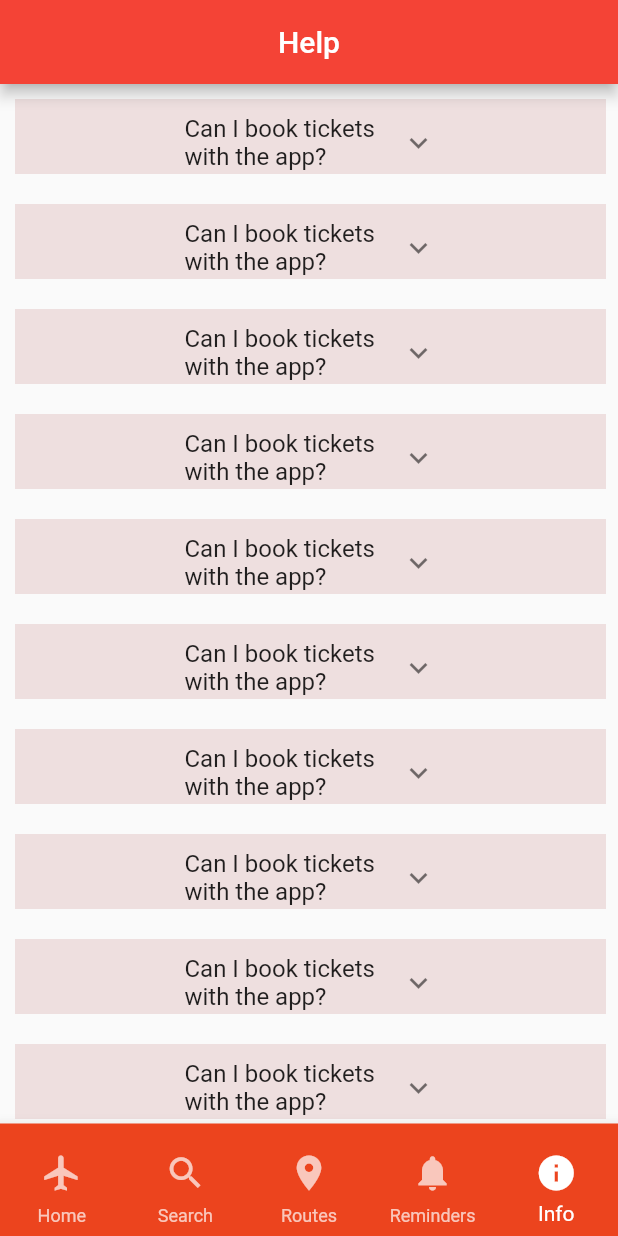
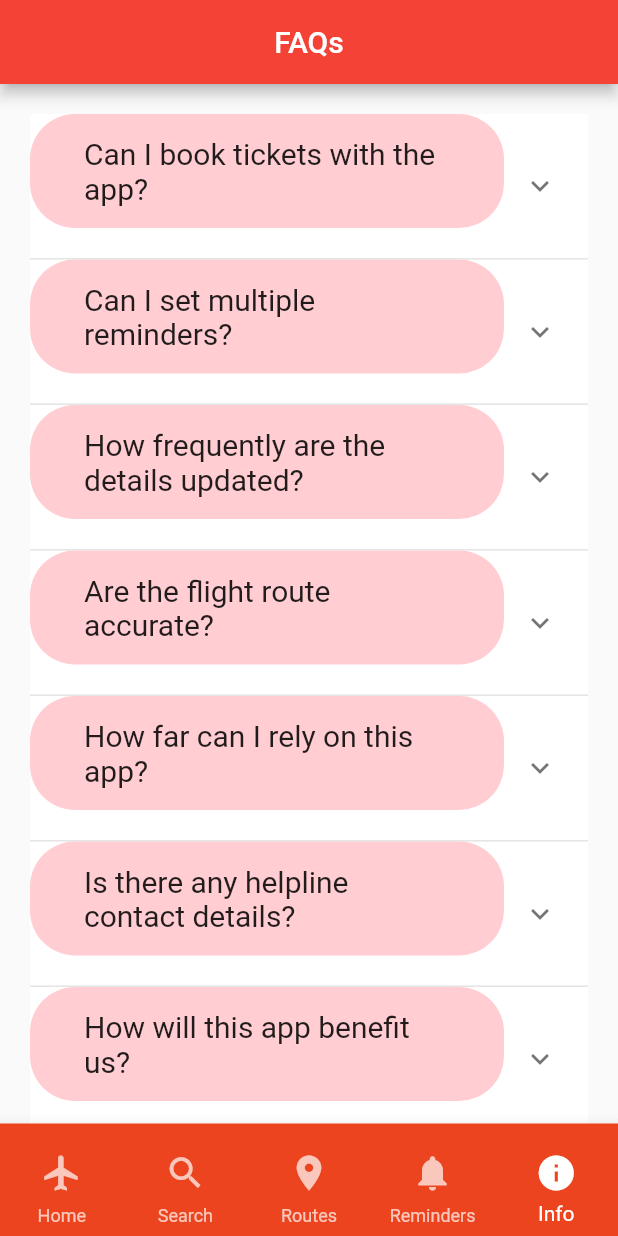
Before and after one commit to divyashC/fids_mobile_app, a Flutter app: the screen it shows after launch, item 5 of the bottom bar chosen, on a phone screen of 412 x 824 dp. Run offline on Flutter 3.47's test engine with Material 2 defaults, Android fonts, the phone set to English and light mode, and no system bars; our stand-ins replace flutter_local_notifications, timezone; network calls fail.

Commit message:
Info Page

```diff
--- a/lib/home_page.dart
+++ b/lib/home_page.dart
@@ -529,7 +529,7 @@
                   }
                   return Container(
                     margin: const EdgeInsets.only(
-                        top: 100, left: 130, bottom: 300, right: 130),
+                        top: 80, left: 130, bottom: 500, right: 130),
                     child: const CircularProgressIndicator(),
                   );
                 },
--- a/lib/info_page.dart
+++ b/lib/info_page.dart
@@ -8,110 +8,94 @@
 }
 
 class _InfoPageState extends State<InfoPage> {
-  @override
-  void initState() {
-    super.initState();
-  }
-
-  var details = [
-    {
-      "key": 1,
-      "question": "Can I book tickets with the app?",
-      "answer":
-          "Lorem ipsum dolor sit amet consectetur adipisicing elit. Repudiandae nemo enim ratione dicta ipsa numquam harum provident necessitatibus praesentium ea debitis nulla laborum rem autem sunt, incidunt dignissimos eius, eveniet odit commodi corporis reprehenderit? Saepe, eaque aperiam. Libero adipisci alias incidunt necessitatibus tenetur, quo perspiciatis hic quod quaerat dolores quisquam magnam corrupti eius optio beatae ipsum ab. Ratione, inventore magni.",
-    },
-    {
-      "key": 2,
-      "question": "Can I set multiple reminders?",
-      "answer":
-          "Lorem ipsum dolor sit amet consectetur adipisicing elit. Repudiandae nemo enim ratione dicta ipsa numquam harum provident necessitatibus praesentium ea debitis nulla laborum rem autem sunt, incidunt dignissimos eius, eveniet odit commodi corporis reprehenderit? Saepe, eaque aperiam. Libero adipisci alias incidunt necessitatibus tenetur, quo perspiciatis hic quod quaerat dolores quisquam magnam corrupti eius optio beatae ipsum ab. Ratione, inventore magni.",
-    },
-    {
-      "key": 3,
-      "question": "How frequently are the details updated?",
-      "answer":
-          "Lorem ipsum dolor sit amet consectetur adipisicing elit. Repudiandae nemo enim ratione dicta ipsa numquam harum provident necessitatibus praesentium ea debitis nulla laborum rem autem sunt, incidunt dignissimos eius, eveniet odit commodi corporis reprehenderit? Saepe, eaque aperiam. Libero adipisci alias incidunt necessitatibus tenetur, quo perspiciatis hic quod quaerat dolores quisquam magnam corrupti eius optio beatae ipsum ab. Ratione, inventore magni.",
-    },
-    {
-      "key": 4,
-      "question": "How far can I rely on this app?",
-      "answer":
-          "Lorem ipsum dolor sit amet consectetur adipisicing elit. Repudiandae nemo enim ratione dicta ipsa numquam harum provident necessitatibus praesentium ea debitis nulla laborum rem autem sunt, incidunt dignissimos eius, eveniet odit commodi corporis reprehenderit? Saepe, eaque aperiam. Libero adipisci alias incidunt necessitatibus tenetur, quo perspiciatis hic quod quaerat dolores quisquam magnam corrupti eius optio beatae ipsum ab. Ratione, inventore magni.",
-    },
-    {
-      "key": 5,
-      "question": "Are the flight route accurate?",
-      "answer":
-          "Lorem ipsum dolor sit amet consectetur adipisicing elit. Repudiandae nemo enim ratione dicta ipsa numquam harum provident necessitatibus praesentium ea debitis nulla laborum rem autem sunt, incidunt dignissimos eius, eveniet odit commodi corporis reprehenderit? Saepe, eaque aperiam. Libero adipisci alias incidunt necessitatibus tenetur, quo perspiciatis hic quod quaerat dolores quisquam magnam corrupti eius optio beatae ipsum ab. Ratione, inventore magni.",
-    },
-    {
-      "key": 6,
-      "question": "Is there any helpline contact details?",
-      "answer":
-          "Lorem ipsum dolor sit amet consectetur adipisicing elit. Repudiandae nemo enim ratione dicta ipsa numquam harum provident necessitatibus praesentium ea debitis nulla laborum rem autem sunt, incidunt dignissimos eius, eveniet odit commodi corporis reprehenderit? Saepe, eaque aperiam. Libero adipisci alias incidunt necessitatibus tenetur, quo perspiciatis hic quod quaerat dolores quisquam magnam corrupti eius optio beatae ipsum ab. Ratione, inventore magni.",
-    },
-    {
-      "key": 7,
-      "question": "How will this app benefit us?",
-      "answer":
-          "Lorem ipsum dolor sit amet consectetur adipisicing elit. Repudiandae nemo enim ratione dicta ipsa numquam harum provident necessitatibus praesentium ea debitis nulla laborum rem autem sunt, incidunt dignissimos eius, eveniet odit commodi corporis reprehenderit? Saepe, eaque aperiam. Libero adipisci alias incidunt necessitatibus tenetur, quo perspiciatis hic quod quaerat dolores quisquam magnam corrupti eius optio beatae ipsum ab. Ratione, inventore magni.",
-    },
-    {
-      "key": 8,
-      "question": "Will I get infos on flight cancellation?",
-      "answer":
-          "Lorem ipsum dolor sit amet consectetur adipisicing elit. Repudiandae nemo enim ratione dicta ipsa numquam harum provident necessitatibus praesentium ea debitis nulla laborum rem autem sunt, incidunt dignissimos eius, eveniet odit commodi corporis reprehenderit? Saepe, eaque aperiam. Libero adipisci alias incidunt necessitatibus tenetur, quo perspiciatis hic quod quaerat dolores quisquam magnam corrupti eius optio beatae ipsum ab. Ratione, inventore magni.",
-    },
-    {
-      "key": 9,
-      "question": "Is this app paid or free?",
-      "answer":
-          "Lorem ipsum dolor sit amet consectetur adipisicing elit. Repudiandae nemo enim ratione dicta ipsa numquam harum provident necessitatibus praesentium ea debitis nulla laborum rem autem sunt, incidunt dignissimos eius, eveniet odit commodi corporis reprehenderit? Saepe, eaque aperiam. Libero adipisci alias incidunt necessitatibus tenetur, quo perspiciatis hic quod quaerat dolores quisquam magnam corrupti eius optio beatae ipsum ab. Ratione, inventore magni.",
-    },
-    {
-      "key": 10,
-      "question": "Can I use this app on other OS or web?",
-      "answer":
-          "Lorem ipsum dolor sit amet consectetur adipisicing elit. Repudiandae nemo enim ratione dicta ipsa numquam harum provident necessitatibus praesentium ea debitis nulla laborum rem autem sunt, incidunt dignissimos eius, eveniet odit commodi corporis reprehenderit? Saepe, eaque aperiam. Libero adipisci alias incidunt necessitatibus tenetur, quo perspiciatis hic quod quaerat dolores quisquam magnam corrupti eius optio beatae ipsum ab. Ratione, inventore magni.",
-    },
+  static const loremIpsum =
+      'Lorem ipsum dolor sit amet, consectetur adipiscing elit. Nullam vel sem quis massa sollicitudin ultrices. Aenean turpis felis, gravida aliquam quam ac, venenatis pellentesque dolor. Aliquam quis massa euismod, pulvinar elit sit amet, sollicitudin est. Sed nunc purus, egestas quis rhoncus vitae, egestas consectetur libero. Etiam at ornare purus.';
+  final List<Item> items = [
+    Item(header: 'Can I book tickets with the app?', body: loremIpsum),
+    Item(header: 'Can I set multiple reminders?', body: loremIpsum),
+    Item(header: 'How frequently are the details updated?', body: loremIpsum),
+    Item(header: 'Are the flight route accurate?', body: loremIpsum),
+    Item(header: 'How far can I rely on this app?', body: loremIpsum),
+    Item(header: 'Is there any helpline contact details? ', body: loremIpsum),
+    Item(header: 'How will this app benefit us?', body: loremIpsum),
+    Item(header: 'Will I get infos on flight cancellation?', body: loremIpsum),
+    Item(header: 'Is this app paid or free?', body: loremIpsum),
+    Item(header: 'Can I use this app on other OS or web?', body: loremIpsum),
   ];
 
   @override
-  Widget build(BuildContext context) {
-    return Scaffold(
+  Widget build(BuildContext context) => Scaffold(
         appBar: AppBar(
-          title: const Text('Help'),
+          title: const Text('FAQs'),
           centerTitle: true,
           backgroundColor: Colors.red,
         ),
-        body: ListView.builder(
-          itemCount: details.length,
-          itemBuilder: (context, index) {
-            return Container(
-                height: 50,
-                width: 40,
-                margin: const EdgeInsets.only(
-                    top: 10, bottom: 10, left: 10, right: 8),
-                color: const Color.fromARGB(31, 155, 32, 32),
-                child: Column(
-                  children: [
-                    SizedBox(
-                      height: 50,
-                      width: 200,
-                      child: ExpansionTile(
-                        title: Text(details[0]['question'].toString()),
-                        children: <Widget>[
-                          Padding(
-                            padding: const EdgeInsets.only(
-                                top: 10, bottom: 10, left: 10, right: 0),
-                            child: Text(details[0]['answer'].toString()),
-                          )
-                        ],
+        body: SingleChildScrollView(
+          padding: const EdgeInsets.all(20),
+          child: ExpansionPanelList.radio(
+            elevation: 0,
+            children: items
+                .map(
+                  (item) => ExpansionPanelRadio(
+                    // backgroundColor: Colors.red.shade100,
+                    canTapOnHeader: true,
+                    value: item.header,
+                    headerBuilder: (context, isExpanded) => Container(
+                      padding: const EdgeInsets.only(
+                          left: 20, right: 20, top: 10, bottom: 10),
+                      margin: const EdgeInsets.only(bottom: 20),
+                      decoration: BoxDecoration(
+                        color: Colors.red.shade100,
+                        borderRadius: BorderRadius.circular(30),
+                      ),
+                      child: ListTitle(
+                        title: Text(
+                          item.header,
+                          style: const TextStyle(fontSize: 20),
+                        ),
                       ),
                     ),
-                  ],
-                ));
-          },
-        ));
-  }
+                    body: Container(
+                      padding: const EdgeInsets.only(
+                          left: 20, right: 20, bottom: 30, top: 30),
+                      decoration: BoxDecoration(
+                        color: Colors.red.shade100,
+                        borderRadius: BorderRadius.circular(30),
+                      ),
+                      child: ListTitle(
+                        title: Text(
+                          item.body,
+                          style: const TextStyle(fontSize: 18),
+                          textAlign: TextAlign.justify,
+                        ),
+                      ),
+                    ),
+                  ),
+                )
+                .toList(),
+          ),
+        ),
+      );
 }
+
+class ListTitle extends StatelessWidget {
+  const ListTitle({super.key, required this.title});
+
+  final Widget title;
+
+  @override
+  Widget build(BuildContext context) => ListTile(
+        title: title,
+        contentPadding: const EdgeInsets.symmetric(horizontal: 16),
+      );
+}
+
+class Item {
+  final String header;
+  final String body;
+
+  Item({
+    required this.header,
+    required this.body,
+  });
+}
```
